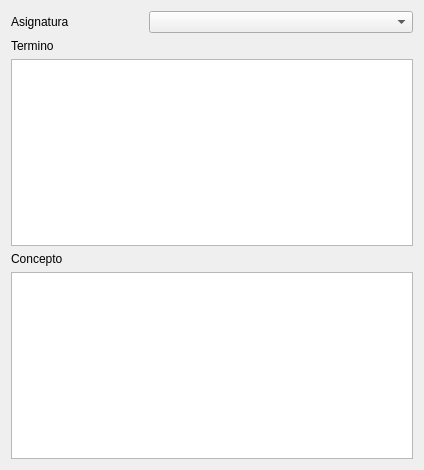
Before: the Qt Designer form listaform.ui in FLiamTech/askme, drawn with Qt 5.
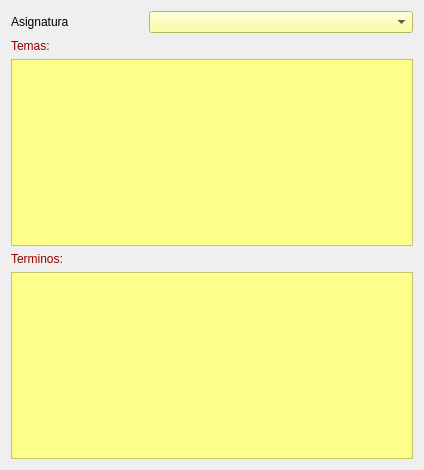
After: the same form once the commit is applied.

Diff of the .ui file:
```diff
--- a/listaform.ui
+++ b/listaform.ui
@@ -18,13 +18,21 @@
     <layout class="QVBoxLayout" name="verticalLayout_2">
      <item>
       <widget class="QLabel" name="label_2">
+       <property name="styleSheet">
+        <string notr="true">font: 700 9pt &quot;Segoe UI&quot;;
+color: rgb(148, 0, 0);</string>
+       </property>
        <property name="text">
-        <string>Termino</string>
+        <string>Temas:</string>
        </property>
       </widget>
      </item>
      <item>
-      <widget class="QTableWidget" name="tblTemas"/>
+      <widget class="QTableWidget" name="tblTemas">
+       <property name="styleSheet">
+        <string notr="true">background-color: rgb(253, 255, 138);</string>
+       </property>
+      </widget>
      </item>
     </layout>
    </item>
@@ -32,13 +40,21 @@
     <layout class="QVBoxLayout" name="verticalLayout">
      <item>
       <widget class="QLabel" name="label_3">
+       <property name="styleSheet">
+        <string notr="true">font: 700 9pt &quot;Segoe UI&quot;;
+color: rgb(148, 0, 0);</string>
+       </property>
        <property name="text">
-        <string>Concepto</string>
+        <string>Terminos:</string>
        </property>
       </widget>
      </item>
      <item>
-      <widget class="QTableWidget" name="tblConceptos"/>
+      <widget class="QTableWidget" name="tblTerminos">
+       <property name="styleSheet">
+        <string notr="true">background-color: rgb(253, 255, 138);</string>
+       </property>
+      </widget>
      </item>
     </layout>
    </item>
@@ -50,7 +66,11 @@
     </widget>
    </item>
    <item row="0" column="1" colspan="2">
-    <widget class="QComboBox" name="cmbAsignaturas"/>
+    <widget class="QComboBox" name="cmbAsignaturas">
+     <property name="styleSheet">
+      <string notr="true">background-color: rgb(253, 255, 138);</string>
+     </property>
+    </widget>
    </item>
   </layout>
  </widget>
```
